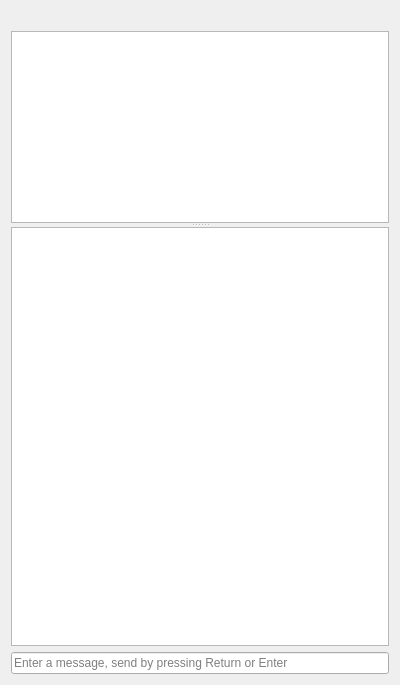
Before: the Qt Designer form Network/IRC/IrcChannelWidget.ui in testmana2/test, drawn with Qt 5.
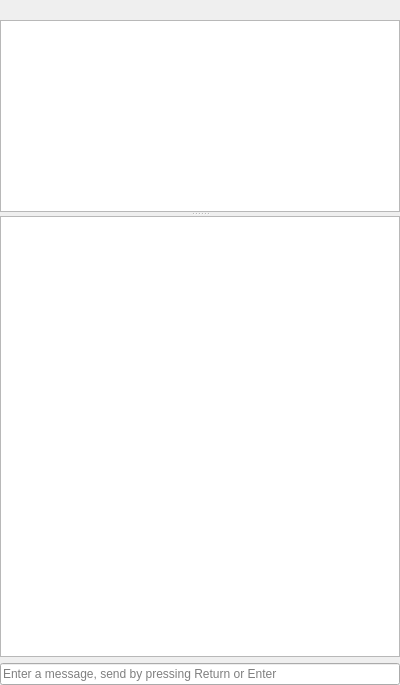
After: the same form once the commit is applied. Custom widgets are drawn as their Qt base class.

Commit message: Some fine tuning to the IRC widget for Mac.

What changed in the file:
```diff
--- a/Network/IRC/IrcChannelWidget.ui
+++ b/Network/IRC/IrcChannelWidget.ui
@@ -14,6 +14,9 @@
    <string/>
   </property>
   <layout class="QVBoxLayout" name="verticalLayout">
+   <property name="margin">
+    <number>0</number>
+   </property>
    <item>
     <widget class="QLabel" name="topicLabel">
      <property name="text">
```
The commit also changes 2 other files.
